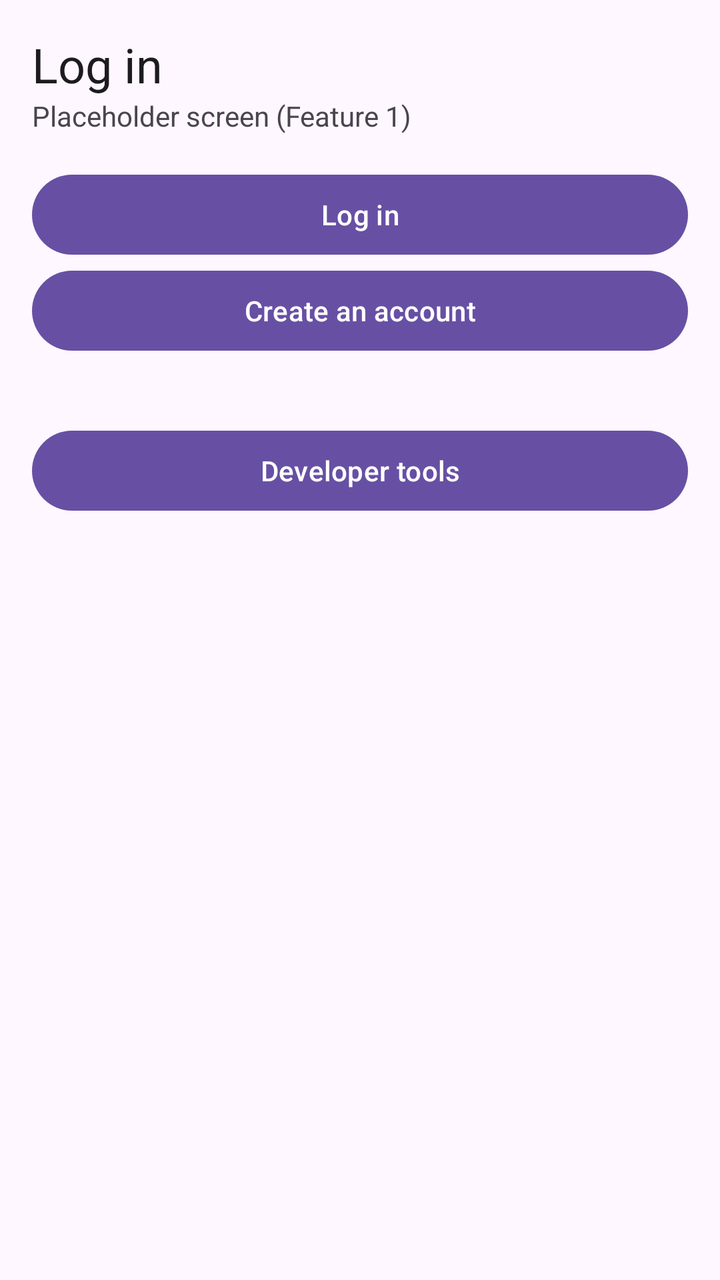
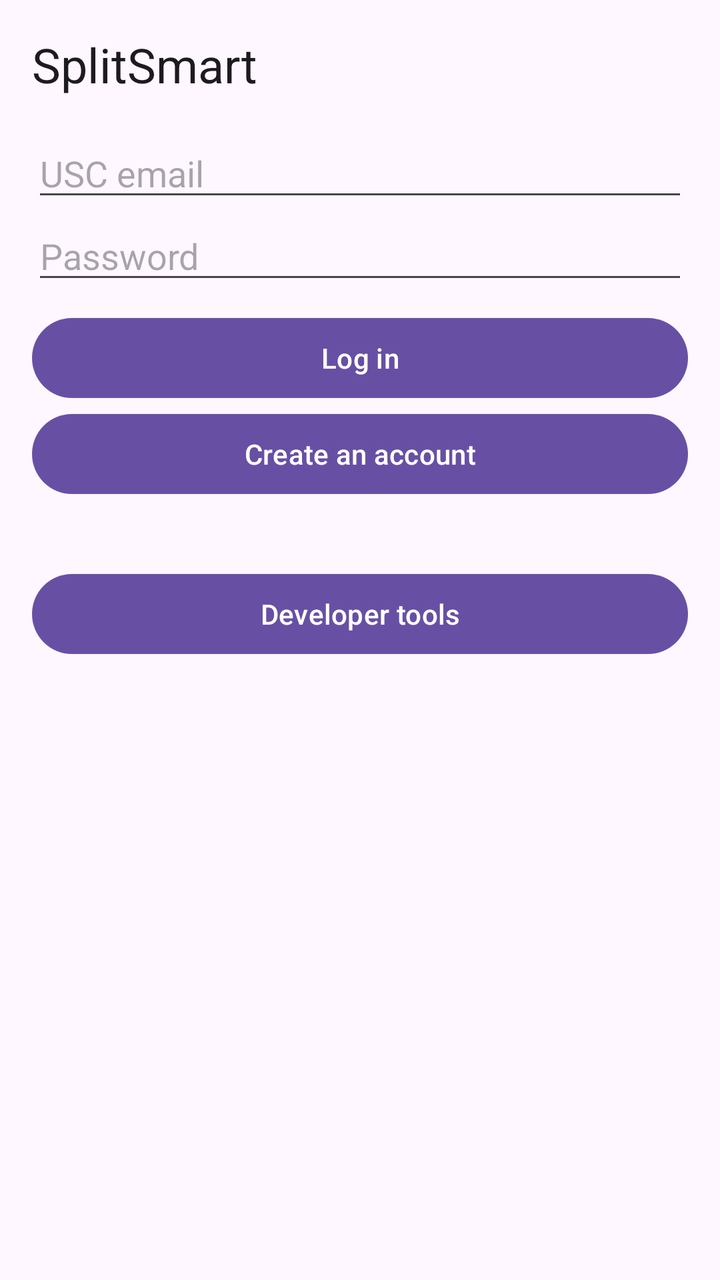

The first picture is an Android layout as it rendered before a commit; the second is the same layout after the commit. The layout source and the unified diff follow.
<!-- AndroidManifest.xml: application theme Theme.SplitSmartGroup19 -->
<!-- res/layout/activity_login.xml -->
<?xml version="1.0" encoding="utf-8"?>
<LinearLayout xmlns:android="http://schemas.android.com/apk/res/android"
    android:id="@+id/main"
    android:layout_width="match_parent"
    android:layout_height="match_parent"
    android:orientation="vertical"
    android:padding="16dp">

    <TextView
        android:layout_width="wrap_content"
        android:layout_height="wrap_content"
        android:text="Log in"
        android:textAppearance="?attr/textAppearanceHeadlineSmall" />

    <TextView
        android:layout_width="wrap_content"
        android:layout_height="wrap_content"
        android:layout_marginBottom="16dp"
        android:text="Placeholder screen (Feature 1)" />

    <Button
        android:id="@+id/buttonLogin"
        android:layout_width="match_parent"
        android:layout_height="wrap_content"
        android:text="Log in" />

    <Button
        android:id="@+id/buttonSignUp"
        android:layout_width="match_parent"
        android:layout_height="wrap_content"
        android:text="Create an account" />

    
    <Button
        android:id="@+id/buttonDevTools"
        android:layout_width="match_parent"
        android:layout_height="wrap_content"
        android:layout_marginTop="32dp"
        android:text="Developer tools" />

</LinearLayout>
<!-- resources referenced by this layout -->
<resources>
  <style name="Theme.SplitSmartGroup19" parent="Base.Theme.SplitSmartGroup19" />
  <style name="Base.Theme.SplitSmartGroup19" parent="Theme.Material3.DayNight.NoActionBar">
          
          
      </style>
</resources>

<!-- the commit's change to res/layout/activity_login.xml (unified diff, before → after) -->
@@ -9,19 +9,38 @@
     <TextView
         android:layout_width="wrap_content"
         android:layout_height="wrap_content"
-        android:text="Log in"
+        android:layout_marginBottom="16dp"
+        android:text="SplitSmart"
         android:textAppearance="?attr/textAppearanceHeadlineSmall" />
 
+    <EditText
+        android:id="@+id/editEmail"
+        android:layout_width="match_parent"
+        android:layout_height="wrap_content"
+        android:autofillHints="none"
+        android:hint="USC email"
+        android:inputType="textEmailAddress" />
+
+    <EditText
+        android:id="@+id/editPassword"
+        android:layout_width="match_parent"
+        android:layout_height="wrap_content"
+        android:autofillHints="none"
+        android:hint="Password"
+        android:inputType="textPassword" />
+
     <TextView
-        android:layout_width="wrap_content"
+        android:id="@+id/textLoginError"
+        android:layout_width="match_parent"
         android:layout_height="wrap_content"
-        android:layout_marginBottom="16dp"
-        android:text="Placeholder screen (Feature 1)" />
+        android:textColor="?attr/colorError"
+        android:visibility="gone" />
 
     <Button
         android:id="@+id/buttonLogin"
         android:layout_width="match_parent"
         android:layout_height="wrap_content"
+        android:layout_marginTop="8dp"
         android:text="Log in" />
 
     <Button
